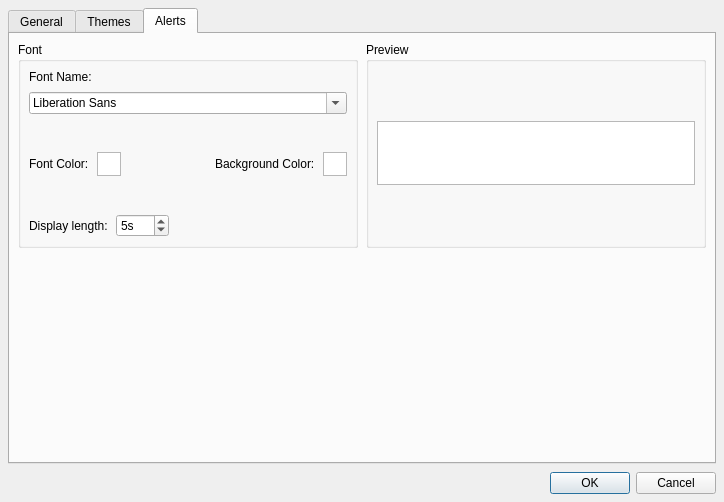
The window that resources/forms/settings.ui (zonArt/openlp) describes before a commit, drawn with Qt 5.
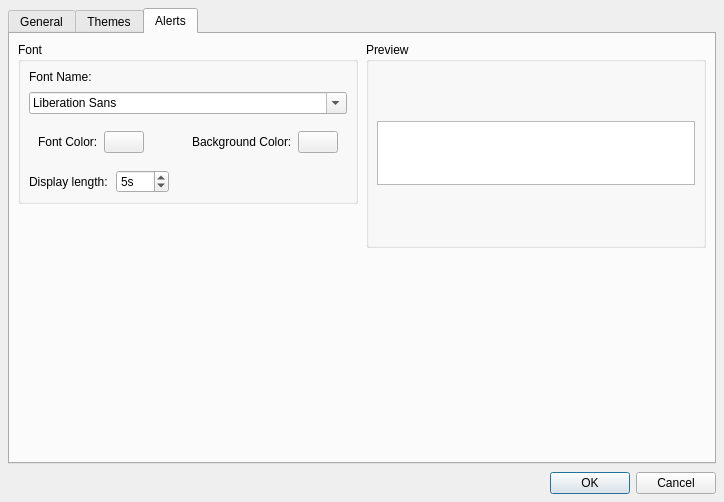
The same window after the commit. The open tabs and pages were chosen to show the change. Icons and pictures are not drawn.

Patch:
```diff
--- a/resources/forms/settings.ui
+++ b/resources/forms/settings.ui
@@ -379,14 +379,8 @@
               <widget class="QFontComboBox" name="FontComboBox" />
              </item>
              <item>
-              <widget class="QWidget" native="1" name="ColorWidget" >
-               <layout class="QHBoxLayout" name="ColorLayout" >
-                <property name="spacing" >
-                 <number>8</number>
-                </property>
-                <property name="margin" >
-                 <number>0</number>
-                </property>
+              <widget class="QWidget" name="ColorWidget" native="true">
+               <layout class="QHBoxLayout" name="horizontalLayout">
                 <item>
                  <widget class="QLabel" name="FontColorLabel" >
                   <property name="text" >
@@ -395,18 +389,9 @@
                  </widget>
                 </item>
                 <item>
-                 <widget class="QGraphicsView" name="FontColorPanel" >
-                  <property name="minimumSize" >
-                   <size>
-                    <width>24</width>
-                    <height>24</height>
-                   </size>
-                  </property>
-                  <property name="maximumSize" >
-                   <size>
-                    <width>24</width>
-                    <height>24</height>
-                   </size>
+                 <widget class="QPushButton" name="FontColourButton">
+                  <property name="text">
+                   <string/>
                   </property>
                  </widget>
                 </item>
@@ -431,18 +416,9 @@
                  </widget>
                 </item>
                 <item>
-                 <widget class="QGraphicsView" name="BackgroundColorPanel" >
-                  <property name="minimumSize" >
-                   <size>
-                    <width>24</width>
-                    <height>24</height>
-                   </size>
-                  </property>
-                  <property name="maximumSize" >
-                   <size>
-                    <width>24</width>
-                    <height>24</height>
-                   </size>
+                 <widget class="QPushButton" name="BackgroundColourButton">
+                  <property name="text">
+                   <string/>
                   </property>
                  </widget>
                 </item>
@@ -466,16 +442,16 @@
                  </widget>
                 </item>
                 <item>
-                 <widget class="QSpinBox" name="LengthSpinBox" >
-                  <property name="suffix" >
+                 <widget class="QSpinBox" name="LengthSpinBox">
+                  <property name="value">
+                   <number>5</number>
+                  </property>
+                  <property name="suffix">
                    <string>s</string>
                   </property>
                   <property name="maximum" >
                    <number>180</number>
                   </property>
-                  <property name="value" >
-                   <number>5</number>
-                  </property>
                  </widget>
                 </item>
                 <item>
```
Left out of the diff: 367 changed lines with no effect on the pictures.
